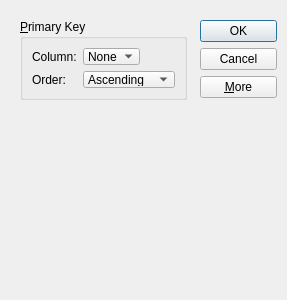
This is chap02/sort/sortdialog.ui in tongzhipeng/QT as Qt 5 draws it before an edit. The edited form follows.
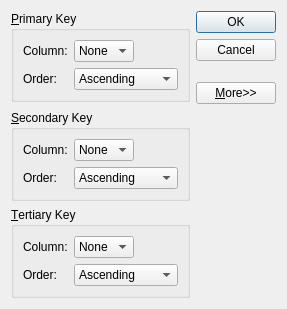
This is the edited form.

Patch:
```diff
--- a/chap02/sort/sortdialog.ui
+++ b/chap02/sort/sortdialog.ui
@@ -1,27 +1,21 @@
 <?xml version="1.0" encoding="UTF-8"?>
 <ui version="4.0">
- <class>Dialog</class>
- <widget class="QDialog" name="Dialog">
+ <class>SortDialog</class>
+ <widget class="QDialog" name="SortDialog">
   <property name="geometry">
    <rect>
     <x>0</x>
     <y>0</y>
     <width>287</width>
-    <height>300</height>
+    <height>309</height>
    </rect>
   </property>
   <property name="windowTitle">
-   <string>Dialog</string>
+   <string>Sort</string>
   </property>
-  <widget class="QGroupBox" name="groupBox">
-   <property name="geometry">
-    <rect>
-     <x>20</x>
-     <y>19</y>
-     <width>167</width>
-     <height>81</height>
-    </rect>
-   </property>
+  <layout class="QGridLayout" name="gridLayout_4">
+   <item row="0" column="0">
+    <widget class="QGroupBox" name="primaryGroupBox">
    <property name="title">
     <string>&amp;Primary Key</string>
    </property>
@@ -34,7 +28,7 @@
      </widget>
     </item>
     <item row="0" column="1">
-     <widget class="QComboBox" name="comboBox">
+       <widget class="QComboBox" name="primaryColumnCombo">
       <item>
        <property name="text">
         <string>None</string>
@@ -49,8 +43,8 @@
       </property>
       <property name="sizeHint" stdset="0">
        <size>
-        <width>40</width>
-        <height>20</height>
+          <width>59</width>
+          <height>17</height>
        </size>
       </property>
      </spacer>
@@ -63,7 +57,7 @@
      </widget>
     </item>
     <item row="1" column="1" colspan="2">
-     <widget class="QComboBox" name="comboBox_2">
+       <widget class="QComboBox" name="primaryOrderCombo">
       <item>
        <property name="text">
         <string>Ascending</string>
@@ -78,15 +72,8 @@
     </item>
    </layout>
   </widget>
-  <widget class="QWidget" name="">
-   <property name="geometry">
-    <rect>
-     <x>200</x>
-     <y>20</y>
-     <width>77</width>
-     <height>129</height>
-    </rect>
-   </property>
+   </item>
+   <item row="0" column="1" rowspan="2">
    <layout class="QVBoxLayout" name="verticalLayout">
     <item>
      <widget class="QPushButton" name="okButton">
@@ -105,32 +92,178 @@
       </property>
      </widget>
     </item>
+     <item>
+      <spacer name="verticalSpacer">
+       <property name="orientation">
+        <enum>Qt::Vertical</enum>
+       </property>
+       <property name="sizeType">
+        <enum>QSizePolicy::Expanding</enum>
+       </property>
+       <property name="sizeHint" stdset="0">
+        <size>
+         <width>20</width>
+         <height>0</height>
+        </size>
+       </property>
+      </spacer>
+     </item>
     <item>
      <widget class="QPushButton" name="moreButton">
       <property name="text">
-       <string>&amp;More</string>
+        <string>&amp;More&gt;&gt;</string>
       </property>
       <property name="checkable">
        <bool>true</bool>
       </property>
      </widget>
     </item>
+    </layout>
+   </item>
+   <item row="2" column="0">
+    <widget class="QGroupBox" name="secondaryGroupBox">
+     <property name="title">
+      <string>&amp;Secondary Key</string>
+     </property>
+     <layout class="QGridLayout" name="gridLayout_2">
+      <item row="0" column="0">
+       <widget class="QLabel" name="label_7">
+        <property name="text">
+         <string>Column:</string>
+        </property>
+       </widget>
+      </item>
+      <item row="0" column="1">
+       <widget class="QComboBox" name="secondaryColumnCombo">
     <item>
-     <spacer name="verticalSpacer">
+         <property name="text">
+          <string>None</string>
+         </property>
+        </item>
+       </widget>
+      </item>
+      <item row="0" column="2">
+       <spacer name="horizontalSpacer_4">
+        <property name="orientation">
+         <enum>Qt::Horizontal</enum>
+        </property>
+        <property name="sizeHint" stdset="0">
+         <size>
+          <width>59</width>
+          <height>20</height>
+         </size>
+        </property>
+       </spacer>
+      </item>
+      <item row="1" column="0">
+       <widget class="QLabel" name="label_8">
+        <property name="text">
+         <string>Order:</string>
+        </property>
+       </widget>
+      </item>
+      <item row="1" column="1" colspan="2">
+       <widget class="QComboBox" name="secondaryOrderComo">
+        <item>
+         <property name="text">
+          <string>Ascending</string>
+         </property>
+        </item>
+        <item>
+         <property name="text">
+          <string>Descending</string>
+         </property>
+        </item>
+       </widget>
+      </item>
+     </layout>
+    </widget>
+   </item>
+   <item row="3" column="0">
+    <widget class="QGroupBox" name="tertiaryGroupBox">
+     <property name="title">
+      <string>&amp;Tertiary Key</string>
+     </property>
+     <layout class="QGridLayout" name="gridLayout_3">
+      <item row="0" column="0">
+       <widget class="QLabel" name="label_9">
+        <property name="text">
+         <string>Column:</string>
+        </property>
+       </widget>
+      </item>
+      <item row="0" column="1">
+       <widget class="QComboBox" name="tertiaryColumnCombo">
+        <item>
+         <property name="text">
+          <string>None</string>
+         </property>
+        </item>
+       </widget>
+      </item>
+      <item row="0" column="2">
+       <spacer name="horizontalSpacer_5">
+        <property name="orientation">
+         <enum>Qt::Horizontal</enum>
+        </property>
+        <property name="sizeHint" stdset="0">
+         <size>
+          <width>59</width>
+          <height>20</height>
+         </size>
+        </property>
+       </spacer>
+      </item>
+      <item row="1" column="0">
+       <widget class="QLabel" name="label_10">
+        <property name="text">
+         <string>Order:</string>
+        </property>
+       </widget>
+      </item>
+      <item row="1" column="1" colspan="2">
+       <widget class="QComboBox" name="tertiaryOrderCombo">
+        <item>
+         <property name="text">
+          <string>Ascending</string>
+         </property>
+        </item>
+        <item>
+         <property name="text">
+          <string>Descending</string>
+         </property>
+        </item>
+       </widget>
+      </item>
+     </layout>
+    </widget>
+   </item>
+   <item row="1" column="0">
+    <spacer name="verticalSpacer_2">
       <property name="orientation">
        <enum>Qt::Vertical</enum>
       </property>
       <property name="sizeHint" stdset="0">
        <size>
         <width>20</width>
-        <height>40</height>
+       <height>0</height>
        </size>
       </property>
      </spacer>
     </item>
    </layout>
   </widget>
- </widget>
+ <tabstops>
+  <tabstop>primaryColumnCombo</tabstop>
+  <tabstop>primaryOrderCombo</tabstop>
+  <tabstop>secondaryColumnCombo</tabstop>
+  <tabstop>secondaryOrderComo</tabstop>
+  <tabstop>tertiaryColumnCombo</tabstop>
+  <tabstop>tertiaryOrderCombo</tabstop>
+  <tabstop>okButton</tabstop>
+  <tabstop>cancelButton</tabstop>
+  <tabstop>moreButton</tabstop>
+ </tabstops>
  <resources/>
  <connections/>
 </ui>
```
Left out of the diff: 67 changed lines with no effect on the pictures. Lines whose indentation alone changed are shown as unchanged.
